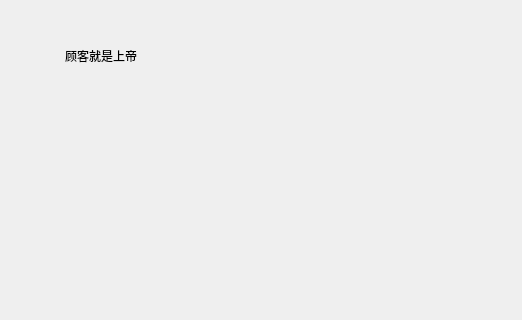
This is waitdialog.ui in WhirlFirst/QtDish as Qt 5 draws it before an edit; both pictures show x 445 to 967 and y 0 to 320 of the 967 by 699 pixel window. The edited form follows.
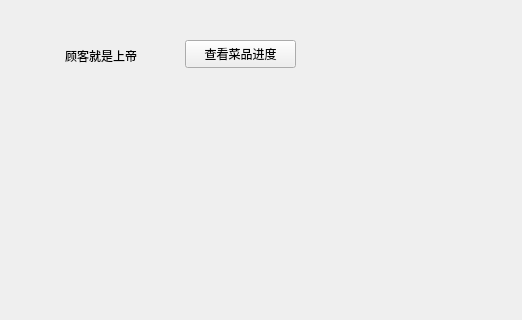
This is the edited form.

Commit message: fail to use database add class chef need waiter & chef-linkedlist & waiter-linkedlist

Diff of the .ui file:
```diff
--- a/waitdialog.ui
+++ b/waitdialog.ui
@@ -82,6 +82,19 @@
     <string>再见！</string>
    </property>
   </widget>
+  <widget class="QPushButton" name="Dishviewbtn">
+   <property name="geometry">
+    <rect>
+     <x>630</x>
+     <y>40</y>
+     <width>111</width>
+     <height>28</height>
+    </rect>
+   </property>
+   <property name="text">
+    <string>查看菜品进度</string>
+   </property>
+  </widget>
  </widget>
  <resources/>
  <connections/>
```
The commit also changes 16 other files.
